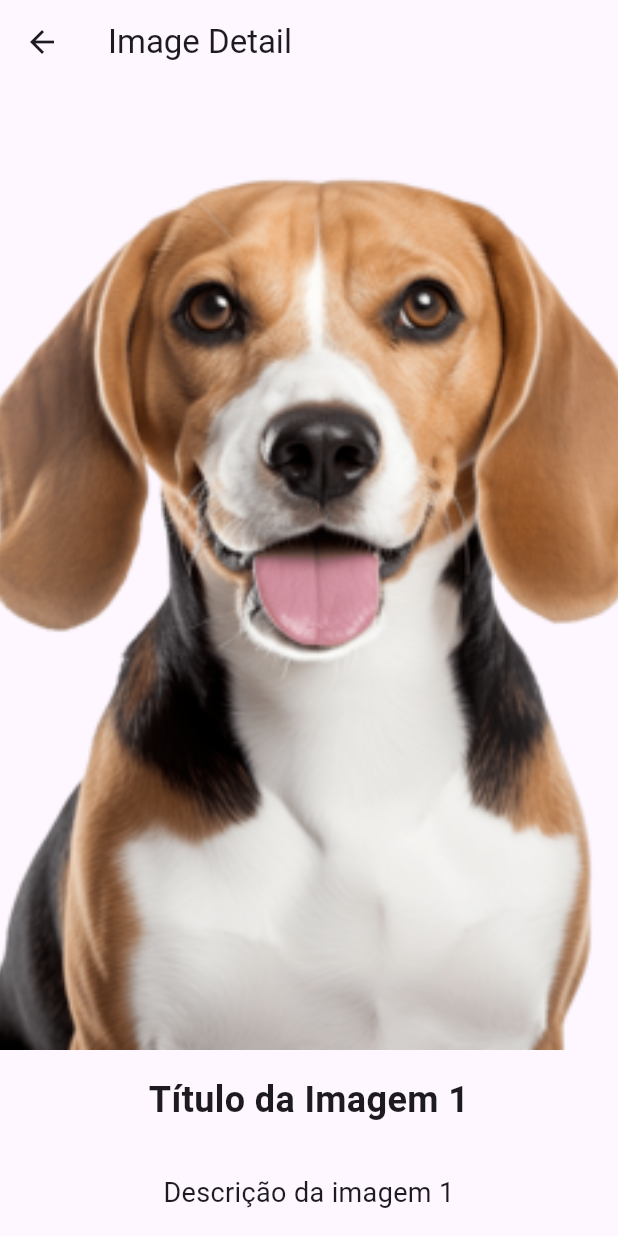
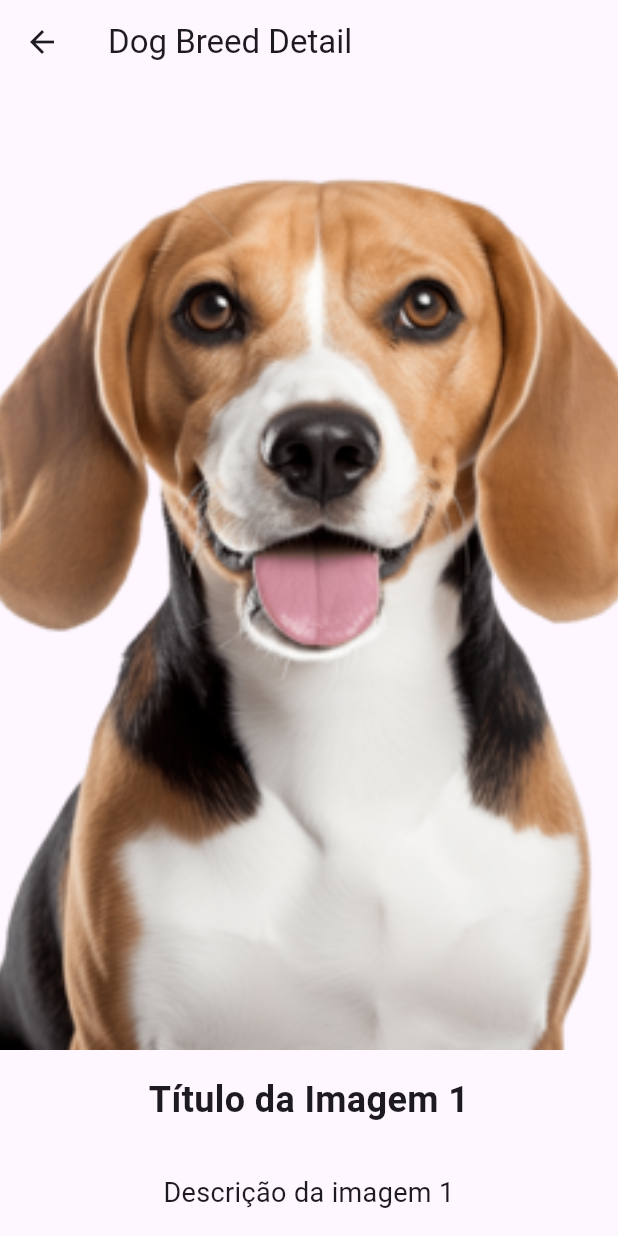
Before and after one commit to katar1ne/dog_breeds, a Flutter app: the screen it shows after launch, after a tap on "Título da Imagem 1", on a phone screen of 412 x 824 dp. Run offline on Flutter 3.47's test engine with Material 3 defaults, Android fonts, the light colour scheme and no system bars.

Commit message:
utilizando base de oop

```diff
--- a/lib/main.dart
+++ b/lib/main.dart
@@ -1,6 +1,6 @@
 import 'package:flutter/material.dart';
 
-import 'dog_list_screen.dart';
+import 'screens/dog_breed_list_screen.dart';
 
 void main() {
   runApp(MyApp());
@@ -10,11 +10,11 @@ class MyApp extends StatelessWidget {
   @override
   Widget build(BuildContext context) {
     return MaterialApp(
-      title: 'Image List',
+      title: 'Dog Breeds',
       theme: ThemeData(
         primarySwatch: Colors.blue,
       ),
-      home: ImageListScreen(),
+      home: DogBreedListScreen(),
     );
   }
 }
--- /dev/null
+++ b/lib/models/dog_breed.dart
@@ -0,0 +1,16 @@
+class DogBreed {
+  final String path;
+  final String title;
+  final String description;
+
+  DogBreed(
+      {required this.path, required this.title, required this.description});
+
+  factory DogBreed.fromJson(Map<String, dynamic> json) {
+    return DogBreed(
+      path: json['path'],
+      title: json['title'],
+      description: json['description'],
+    );
+  }
+}
--- a/lib/dog_detail_screen.dart
+++ b/lib/screens/dog_breed_detail_screen.dart
@@ -1,11 +1,11 @@
 import 'package:flutter/material.dart';
 
-class ImageDetailScreen extends StatelessWidget {
+class DogBreedDetailScreen extends StatelessWidget {
   final String imagePath;
   final String title;
   final String description;
 
-  ImageDetailScreen(
+  DogBreedDetailScreen(
       {required this.imagePath,
       required this.title,
       required this.description});
@@ -14,7 +14,7 @@ class ImageDetailScreen extends StatelessWidget {
   Widget build(BuildContext context) {
     return Scaffold(
       appBar: AppBar(
-        title: Text('Image Detail'),
+        title: Text('Dog Breed Detail'),
       ),
       body: Column(
         children: [
--- a/lib/dog_list_screen.dart
+++ b/lib/screens/dog_breed_list_screen.dart
@@ -1,62 +1,39 @@
-import 'dart:convert';
+import 'package:flutter/material.dart';
 
-import 'package:flutter/material.dart';
-import 'package:flutter/services.dart' show rootBundle;
+import '../models/dog_breed.dart';
+import '../services/dog_breed_service.dart';
+import 'dog_breed_detail_screen.dart';
 
-import 'dog_detail_screen.dart';
-
-class ImageItem {
-  final String path;
-  final String title;
-  final String description;
-
-  ImageItem(
-      {required this.path, required this.title, required this.description});
-
-  factory ImageItem.fromJson(Map<String, dynamic> json) {
-    return ImageItem(
-      path: json['path'],
-      title: json['title'],
-      description: json['description'],
-    );
-  }
+class DogBreedListScreen extends StatefulWidget {
+  @override
+  _DogBreedListScreenState createState() => _DogBreedListScreenState();
 }
 
-class ImageListScreen extends StatefulWidget {
-  @override
-  _ImageListScreenState createState() => _ImageListScreenState();
-}
-
-class _ImageListScreenState extends State<ImageListScreen> {
-  late Future<List<ImageItem>> futureImages;
-
-  Future<List<ImageItem>> fetchImages() async {
-    final response = await rootBundle.loadString('assets/dog-breeds.json');
-    final List<dynamic> data = json.decode(response);
-    return data.map((json) => ImageItem.fromJson(json)).toList();
-  }
+class _DogBreedListScreenState extends State<DogBreedListScreen> {
+  late Future<List<DogBreed>> futureDogBreeds;
+  final DogBreedService dogBreedService = DogBreedService();
 
   @override
   void initState() {
     super.initState();
-    futureImages = fetchImages();
+    futureDogBreeds = dogBreedService.fetchDogBreeds();
   }
 
   @override
   Widget build(BuildContext context) {
     return Scaffold(
       appBar: AppBar(
-        title: Text('Image List'),
+        title: Text('Dog Breeds'),
       ),
-      body: FutureBuilder<List<ImageItem>>(
-        future: futureImages,
+      body: FutureBuilder<List<DogBreed>>(
+        future: futureDogBreeds,
         builder: (context, snapshot) {
           if (snapshot.connectionState == ConnectionState.waiting) {
             return Center(child: CircularProgressIndicator());
           } else if (snapshot.hasError) {
             return Center(child: Text('Error: ${snapshot.error}'));
           } else {
-            final images = snapshot.data!;
+            final dogBreeds = snapshot.data!;
             return GridView.builder(
               gridDelegate: SliverGridDelegateWithFixedCrossAxisCount(
                 crossAxisCount: 2, // Número de colunas
@@ -64,18 +41,18 @@ class _ImageListScreenState extends State<ImageListScreen> {
                     4.0, // Espaçamento horizontal entre as colunas
                 mainAxisSpacing: 4.0, // Espaçamento vertical entre as linhas
               ),
-              itemCount: images.length,
+              itemCount: dogBreeds.length,
               itemBuilder: (context, index) {
-                final image = images[index];
+                final dogBreed = dogBreeds[index];
                 return GestureDetector(
                   onTap: () {
                     Navigator.push(
                       context,
                       MaterialPageRoute(
-                        builder: (context) => ImageDetailScreen(
-                          imagePath: image.path,
-                          title: image.title,
-                          description: image.description,
+                        builder: (context) => DogBreedDetailScreen(
+                          imagePath: dogBreed.path,
+                          title: dogBreed.title,
+                          description: dogBreed.description,
                         ),
                       ),
                     );
@@ -85,14 +62,14 @@ class _ImageListScreenState extends State<ImageListScreen> {
                       children: [
                         Expanded(
                           child: Image.asset(
-                            image.path,
+                            dogBreed.path,
                             fit: BoxFit
                                 .cover, // Ajusta a imagem para cobrir o espaço disponível
                           ),
                         ),
                         Padding(
                           padding: const EdgeInsets.all(8.0),
-                          child: Text(image.title),
+                          child: Text(dogBreed.title),
                         ),
                       ],
                     ),
--- /dev/null
+++ b/lib/services/dog_breed_service.dart
@@ -0,0 +1,13 @@
+import 'dart:convert';
+
+import 'package:flutter/services.dart' show rootBundle;
+
+import '../models/dog_breed.dart';
+
+class DogBreedService {
+  Future<List<DogBreed>> fetchDogBreeds() async {
+    final response = await rootBundle.loadString('assets/dog-breeds.json');
+    final List<dynamic> data = json.decode(response);
+    return data.map((json) => DogBreed.fromJson(json)).toList();
+  }
+}
```
Also changed, not shown: assets/dog-breeds.json (+20 -0 lines).
